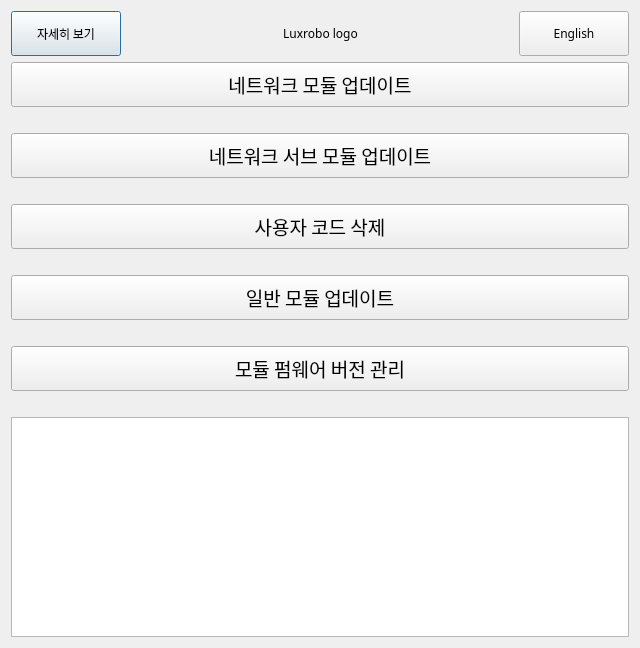
First picture: the form in modi2_firmware_updater/assets/main.ui, repository LUXROBO/modi2-firmware-updater, before the edit.
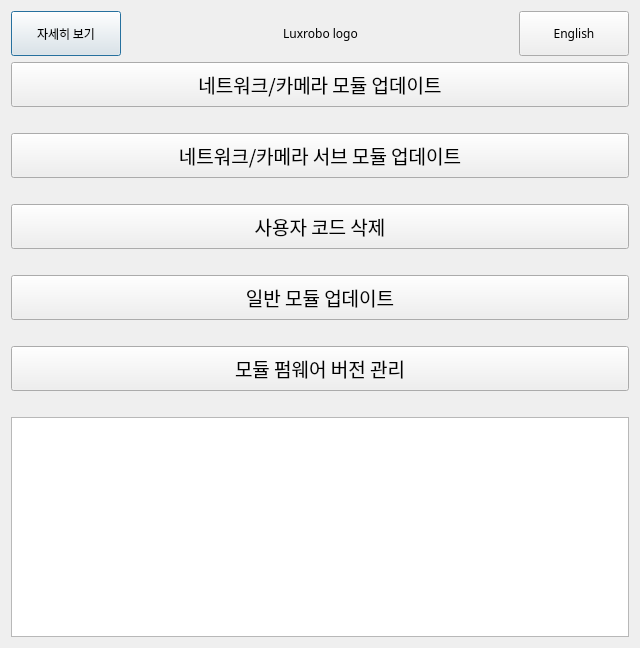
Second picture: the form after the edit.

Commit message: 카메라 모듈 텍스트 추가

What changed in the file:
```diff
--- a/modi2_firmware_updater/assets/main.ui
+++ b/modi2_firmware_updater/assets/main.ui
@@ -200,7 +200,7 @@
       <enum>Qt::NoFocus</enum>
      </property>
      <property name="text">
-      <string>네트워크 모듈 업데이트</string>
+      <string>네트워크/카메라 모듈 업데이트</string>
      </property>
      <property name="iconSize">
       <size>
@@ -260,7 +260,7 @@
       <enum>Qt::NoFocus</enum>
      </property>
      <property name="text">
-      <string>네트워크 서브 모듈 업데이트</string>
+      <string>네트워크/카메라 서브 모듈 업데이트</string>
      </property>
      <property name="iconSize">
       <size>
```
The commit also changes 3 other files.
